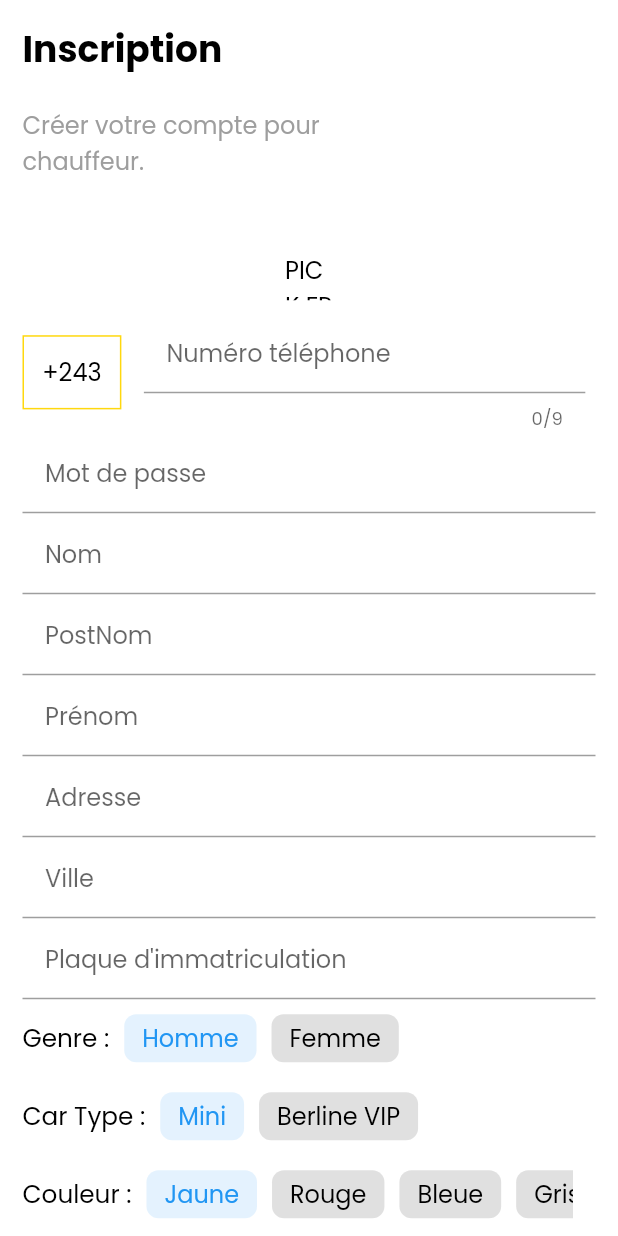
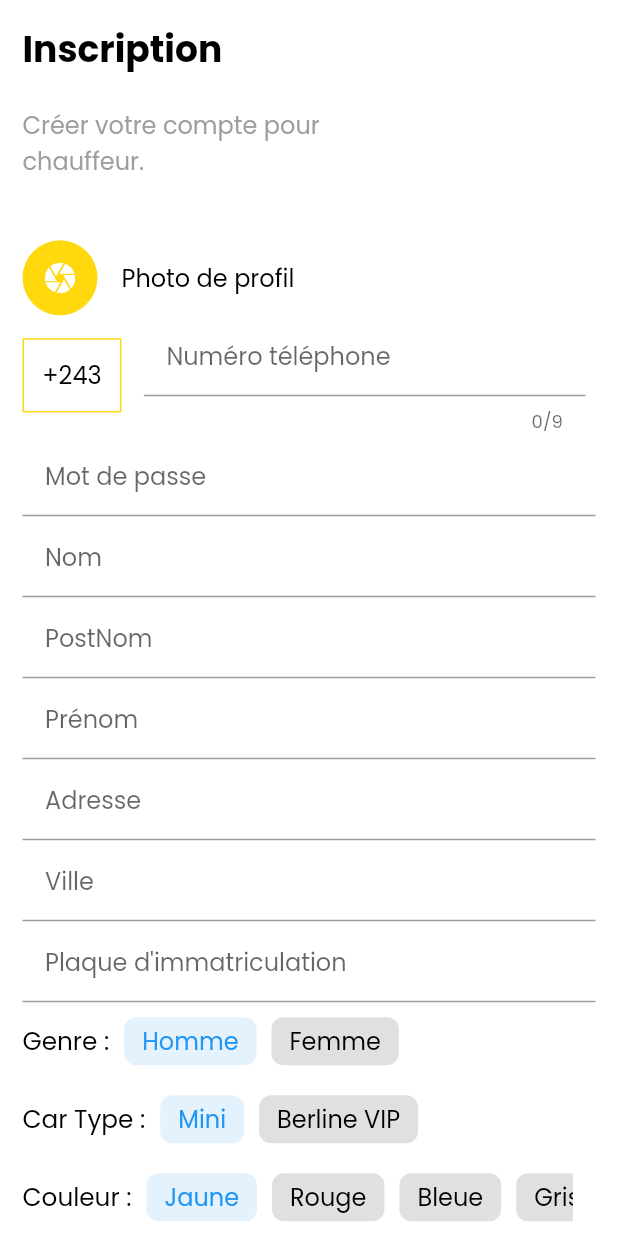
Before and after one commit to Domiynsbelhanda/goplus_driver, a Flutter app: the SignupScreen screen opened directly, on a phone screen of 412 x 824 dp. Run offline on Flutter 3.47's test engine with Material 2 defaults, Android fonts, the phone set to English and light mode, and no system bars; drawn by our look-alikes of chips_choice; our stand-ins replace animated_splash_screen, cloud_firestore, dio, firebase_core, flutter_easyloading, flutter_secure_storage and 5 more; accounts and stored records are empty; project files that could hold a hidden picture were left out.

Commit message:
[FEAT] Add firebase storage

```diff
--- a/lib/screens/signup_screen.dart
+++ b/lib/screens/signup_screen.dart
@@ -102,7 +102,7 @@ class _SignupScreenState extends State<SignupScreen> {
   /// Get from gallery
   _getFromGallery() async {
     PickedFile? pickedFile = await ImagePicker().getImage(
-      source: ImageSource.gallery,
+      source: ImageSource.camera,
       maxWidth: 1800,
       maxHeight: 1800,
     );
@@ -209,24 +209,52 @@ class _SignupScreenState extends State<SignupScreen> {
                     children: [
                   Container(
                   child: imageFile == null
-                              ? Container(
-                                alignment: Alignment.center,
+                  ? Row(
+                    children: [
+                      Container(
+                        height: 50.0,
+                        width: 50.0,
+                        decoration: BoxDecoration(
+                          color: AppColors.primaryColor,
+                          borderRadius: BorderRadius.circular(25.0)
+                        ),
                         child: IconButton(
-                                  color: const Color(0XFF307777),
+                          color: Colors.white,
                           onPressed: () {
                             _getFromGallery();
                           },
-                                  icon: const Text(
-                                    "PICK FROM GALLERY"
+                          icon: const Icon(
+                            Icons.camera
+                          ),
+                        ),
+                      ),
+
+                      const SizedBox(width: 16.0,),
+
+                      const Text(
+                          "Photo de profil"
+                      )
+                    ],
+                  )
+                  : GestureDetector(
+                    onTap: (){
+                      _getFromGallery();
+                    },
+                    child: Container(
+                      height: size.width / 3,
+                      width: size.width / 3,
+                      decoration: BoxDecoration(
+                        borderRadius: BorderRadius.circular(size.width / 5),
+                        image: DecorationImage(
+                          image: FileImage(
+                            imageFile!,
+                          ),
+                            fit: BoxFit.cover
+                        )
                       ),
                     ),
                   )
-                                  : SizedBox(
-                              child: Image.file(
-                              imageFile!,
-                              fit: BoxFit.cover,
                   ),
-                      )),
                       Column(
                           children: input.map((e){
                             if(e['max'] != null){
--- a/pubspec.yaml
+++ b/pubspec.yaml
@@ -58,6 +58,7 @@ dependencies:
   location: ^4.4.0
   firebase_core:
   cloud_firestore:
+  firebase_storage:
   flutter_secure_storage: ^5.1.0
   flutter_timer_countdown: ^1.0.5
   chips_choice: ^3.0.0
```
Lines whose indentation alone changed are shown as unchanged.
